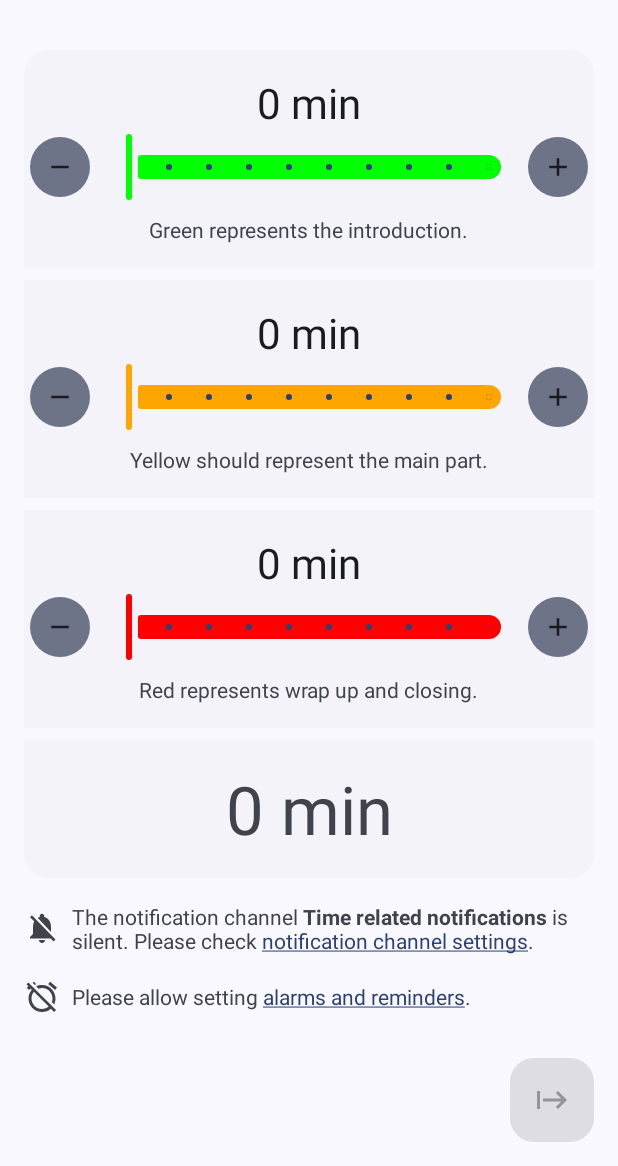
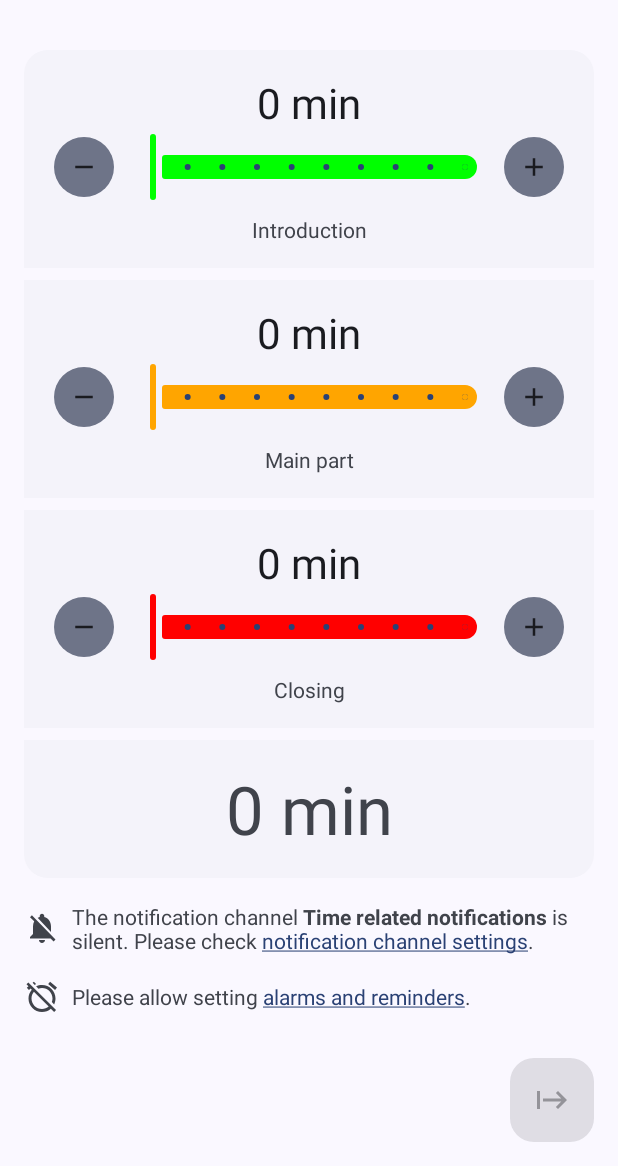
Before and after one commit to tkuenneth/mintime, an Android app: the screen it shows after launch (MinTime), on a phone screen of 412 x 824 dp, the part 70-1236 px from its top. Run offline under Robolectric (Android 15) with nearby library versions, the phone set to English and light mode, and no system bars; libraries missing offline, so code that uses them is left out: androidx.window.java; 2 statements that could not run were skipped.

```diff
--- a/app/src/main/java/com/thomaskuenneth/mintime/MinTime.java
+++ b/app/src/main/java/com/thomaskuenneth/mintime/MinTime.java
@@ -511,11 +511,11 @@ public class MinTime extends AppCompatActivity
 
     private void updateStaticViews() {
         int visibility = hideDescriptions ? View.GONE : View.VISIBLE;
-        binding.counter1.setInfoText(getString(R.string.info2));
+        binding.counter1.setInfoText(getString(R.string.info2_short));
         binding.counter1.setInfoVisibility(visibility);
-        binding.counter2.setInfoText(getString(R.string.info3));
+        binding.counter2.setInfoText(getString(R.string.info3_short));
         binding.counter2.setInfoVisibility(visibility);
-        binding.counter3.setInfoText(getString(R.string.info4));
+        binding.counter3.setInfoText(getString(R.string.info4_short));
         binding.counter3.setInfoVisibility(visibility);
         updateViews(prefs.getLong(COUNTER1, 0),
                 prefs.getLong(COUNTER2, 0),
--- a/app/src/main/res/layout/counter.xml
+++ b/app/src/main/res/layout/counter.xml
@@ -4,8 +4,7 @@
     android:id="@+id/counter"
     android:layout_width="match_parent"
     android:layout_height="wrap_content"
-    android:paddingTop="16dp"
-    android:paddingBottom="16dp">
+    android:padding="16dp">
 
     <TextView
         android:id="@+id/text"
--- a/app/src/main/res/values/strings.xml
+++ b/app/src/main/res/values/strings.xml
@@ -25,6 +25,9 @@
     <string name="info2">Green represents the introduction.</string>
     <string name="info3">Yellow should represent the main part.</string>
     <string name="info4">Red represents wrap up and closing.</string>
+    <string name="info2_short">Introduction</string>
+    <string name="info3_short">Main part</string>
+    <string name="info4_short">Closing</string>
     <string name="info5">You can save time distributions and easily pick them later.</string>
     <string name="info6">You can remove a certain time distribution.</string>
 
```
Also changed, not shown: 1 other file.
